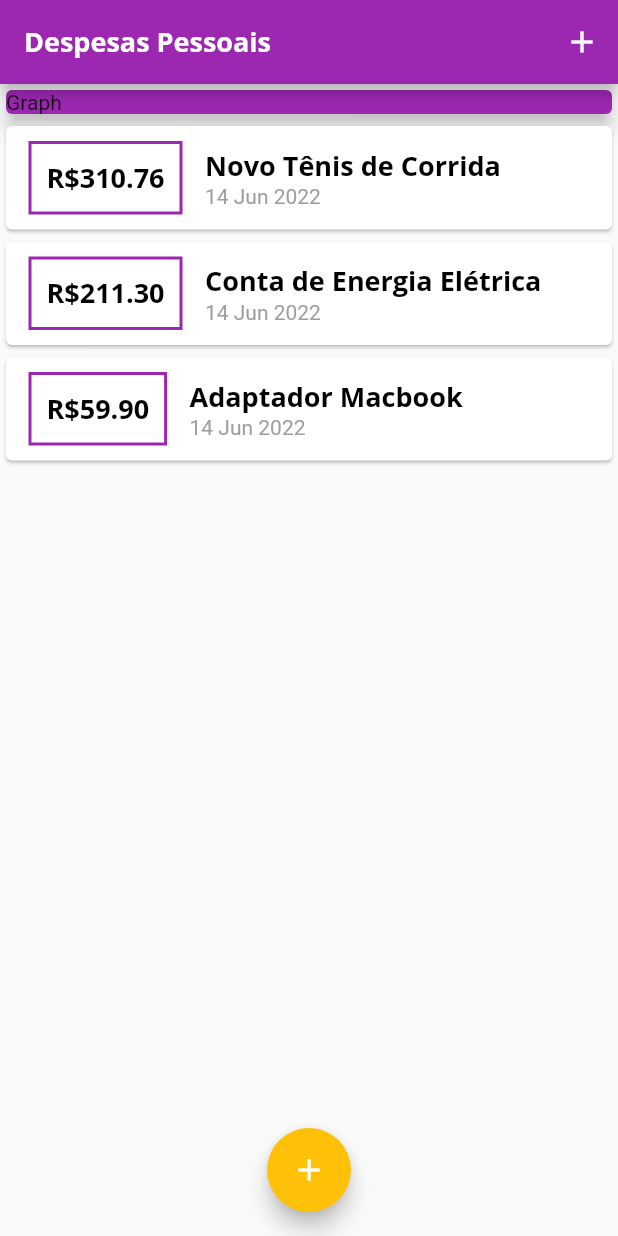
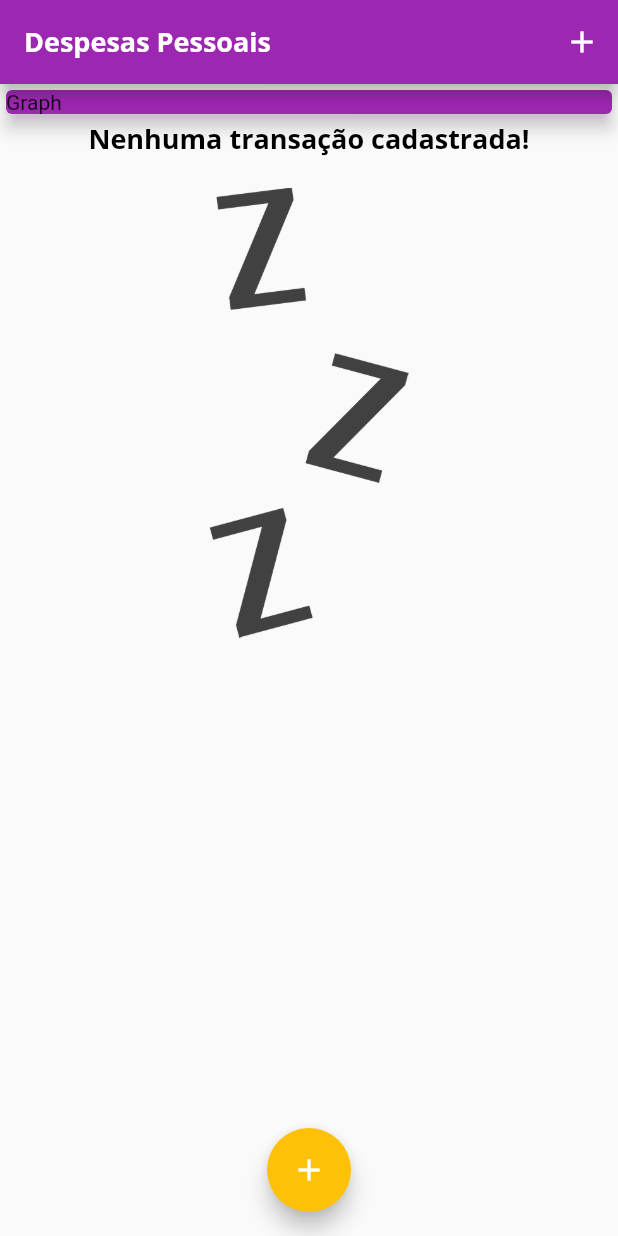
Before and after one commit to arthurrossibr/flutter-despesas, a Flutter app: the screen it shows after launch, on a phone screen of 412 x 824 dp. Run offline on Flutter 3.47's test engine with Material 2 defaults, Android fonts, the phone set to English and light mode, and no system bars.

Commit message:
Add Image for zero transactions

```diff
--- a/lib/components/transaction_list.dart
+++ b/lib/components/transaction_list.dart
@@ -9,9 +9,26 @@ class TransactionList extends StatelessWidget {
 
   @override
   Widget build(BuildContext context) {
-    return Container(
+    return SizedBox(
       height: 500,
-      child: ListView.builder(
+      child: transactions.isEmpty
+          ? Column(
+              children: <Widget>[
+                Text(
+                  'Nenhuma transação cadastrada!',
+                  style: Theme.of(context).textTheme.headline6,
+                ),
+                const SizedBox( height: 20),
+                  SizedBox(
+                  height: 300,
+                  child: Image.asset(
+                    'assets/images/waiting.png',
+                    fit: BoxFit.cover,
+                  ),
+                ),
+              ],
+            )
+          : ListView.builder(
               itemCount: transactions.length,
               itemBuilder: (ctx, index) {
                 final tr = transactions[index];
--- a/lib/main.dart
+++ b/lib/main.dart
@@ -41,8 +41,8 @@ class MyHomePage extends StatefulWidget {
 }
 
 class _MyHomePageState extends State<MyHomePage> {
-  final _transactions = [
-    Transaction(
+  final List<Transaction>_transactions = [
+ /*   Transaction(
       id: 't1',
       title: 'Novo Tênis de Corrida',
       value: 310.76,
@@ -59,7 +59,7 @@ class _MyHomePageState extends State<MyHomePage> {
       title: 'Adaptador Macbook',
       value: 59.90,
       date: DateTime.now(),
-    ),
+    ),*/
   ];
 
   _addTransaction(String title, double value) {
@@ -102,7 +102,7 @@ class _MyHomePageState extends State<MyHomePage> {
         child: Column(
           crossAxisAlignment: CrossAxisAlignment.stretch,
           children: <Widget>[
-            Container(
+            SizedBox(
               width: double.infinity,
               child: Card(
                 color: Theme.of(context).colorScheme.primary,
--- a/pubspec.yaml
+++ b/pubspec.yaml
@@ -59,8 +59,8 @@ flutter:
   uses-material-design: true
 
   # To add assets to your application, add an assets section, like this:
-  # assets:
-  #   - images/a_dot_burr.jpeg
+  assets:
+  - assets/images/waiting.png
   #   - images/a_dot_ham.jpeg
 
   # An image asset can refer to one or more resolution-specific "variants", see
```
Also changed, not shown: assets/images/waiting.png (added), 17 other files. Lines whose indentation alone changed are shown as unchanged.
